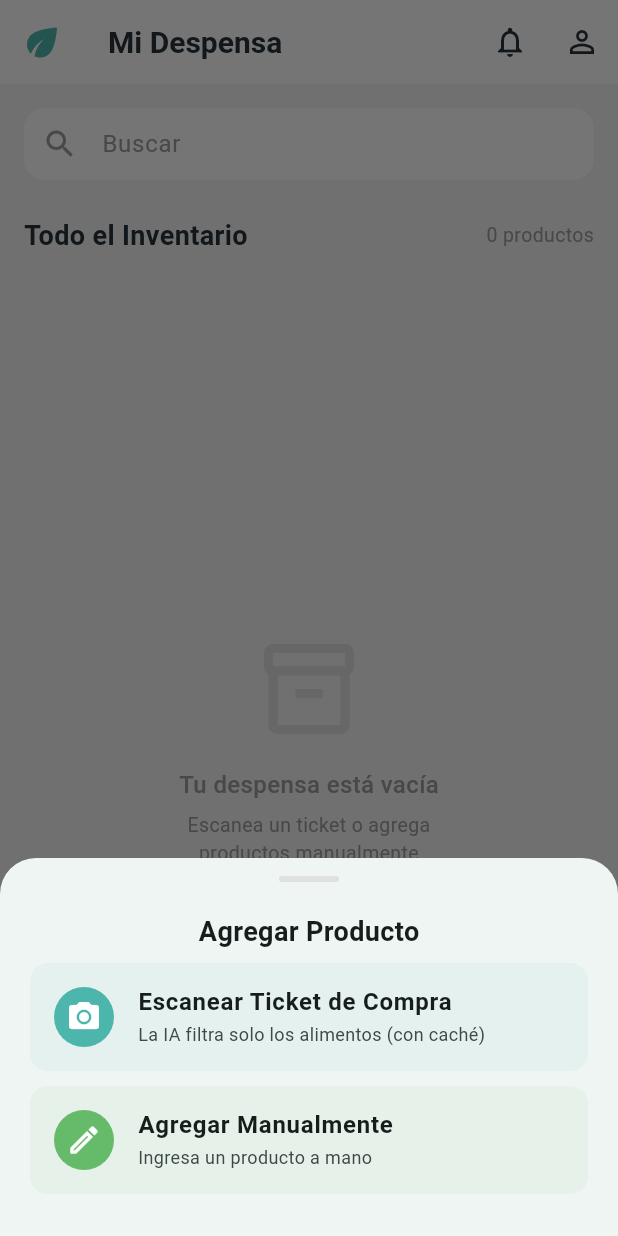
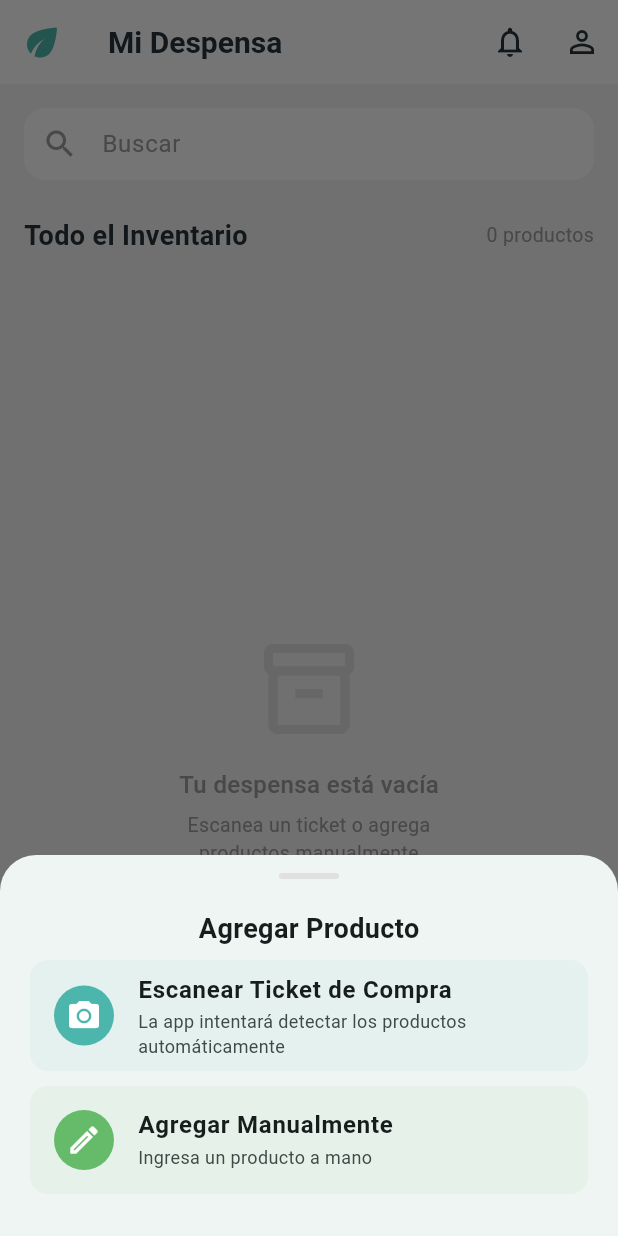
Before and after one commit to BetoBlanks05/freshlife, a Flutter app: the DashboardScreen screen opened directly, after a tap on the "add" icon, on a phone screen of 412 x 824 dp. Run offline on Flutter 3.47's test engine with Material 3 defaults, Android fonts, the phone set to English and light mode, and no system bars; our stand-ins replace cloud_firestore, firebase_auth, firebase_core, google_generative_ai, image_picker; missing offline and left inert: google_mlkit_text_recognition; accounts and stored records are empty.

Commit message:
Correcion de erroes en dashboard

```diff
--- a/lib/screens/dashboard_screen.dart
+++ b/lib/screens/dashboard_screen.dart
@@ -33,14 +33,12 @@ class _DashboardScreenState extends State<DashboardScreen> {
     super.dispose();
   }
 
-  // ══════════════════════════════════════════════════════════════
-  // ESCANEO DE TICKET — flujo completo con revisión
-  // ══════════════════════════════════════════════════════════════
+  // ESCANEO DE TICKET
   Future<void> _scanTicket() async {
     final picker = ImagePicker();
     final image  = await picker.pickImage(
       source: ImageSource.camera,
-      imageQuality: 90,   // mejor calidad → mejor OCR
+      imageQuality: 90,
     );
     if (image == null || !mounted) return;
 
@@ -56,14 +54,14 @@ class _DashboardScreenState extends State<DashboardScreen> {
       if (!mounted) return;
       _hideLoading();
 
-      // ── Sin texto detectado ────────────────────────────────
+      // Sin texto detectado
       if (rawText.trim().isEmpty) {
         _showRawTextDialog('No se detectó texto.\n'
             'Asegúrate de que el ticket esté bien iluminado y enfocado.');
         return;
       }
 
-      // ── Parsear productos ──────────────────────────────────
+      //  Parsear productos
       final rawProducts = TicketParser.parseText(rawText);
 
       if (rawProducts.isEmpty) {
@@ -74,15 +72,15 @@ class _DashboardScreenState extends State<DashboardScreen> {
         return;
       }
 
-      // ── Clasificar con IA + caché ──────────────────────────
+      // Clasificar con IA + caché
       _showLoading(
-          'Clasificando ${rawProducts.length} productos con IA...');
+          'Clasificando ${rawProducts.length} productos...');
       final foodProducts =
           await _aiService.filtrarAlimentosEnLote(rawProducts);
       if (!mounted) return;
       _hideLoading();
 
-      // ── Mostrar diálogo de revisión ────────────────────────
+      // Mostrar diálogo de revisión
       await _showReviewDialog(rawProducts, foodProducts);
     } catch (e) {
       if (mounted) {
@@ -95,7 +93,7 @@ class _DashboardScreenState extends State<DashboardScreen> {
     }
   }
 
-  // ── Diálogo de revisión con checkboxes ──────────────────────
+  //  Diálogo de revisión con checkboxes
   Future<void> _showReviewDialog(
       List<Product> rawProducts, List<Product> foodProducts) async {
     // Inicializa selección: marcados los que la IA dijo que son comida
@@ -221,7 +219,7 @@ class _DashboardScreenState extends State<DashboardScreen> {
                                 .saveProducts(toSave);
                             if (mounted) {
                               _snack(
-                                  '✅ ${toSave.length} productos guardados',
+                                  '${toSave.length} productos guardados',
                                   _kTeal);
                             }
                           }
@@ -249,7 +247,7 @@ class _DashboardScreenState extends State<DashboardScreen> {
     );
   }
 
-  // ── Muestra texto crudo si el parser falla ───────────────────
+  //  Muestra texto crudo si el parser falla
   void _showRawTextDialog(String content) {
     showDialog(
       context: context,
@@ -355,7 +353,7 @@ class _DashboardScreenState extends State<DashboardScreen> {
               color: _kTeal,
               icon: Icons.camera_alt,
               title: 'Escanear Ticket de Compra',
-              subtitle: 'La IA filtra solo los alimentos (con caché)',
+              subtitle: 'La app intentará detectar los productos automáticamente',
               onTap: () { Navigator.pop(context); _scanTicket(); },
             ),
             const SizedBox(height: 10),
--- a/lib/screens/recipes_screen.dart
+++ b/lib/screens/recipes_screen.dart
@@ -144,7 +144,7 @@ class _RecipesScreenState extends State<RecipesScreen> {
             ),
             const SizedBox(height: 12),
             const Text(
-              'La IA analizará los ingredientes que tienes\n'
+              'Se analizarán los ingredientes que tienes\n'
               'y sugerirá 3 recetas.',
               style: TextStyle(color: Colors.grey, fontSize: 14),
               textAlign: TextAlign.center,
@@ -420,7 +420,7 @@ class _RecipeCardState extends State<_RecipeCard> {
                 children: [
                   // Ingredientes que tienes
                   if (usados.isNotEmpty) ...[
-                    const Text('✅ Ingredientes en tu despensa',
+                    const Text('Ingredientes en tu despensa',
                         style: TextStyle(
                             fontWeight: FontWeight.bold,
                             color: _kTeal,
--- a/lib/services/ai_service.dart
+++ b/lib/services/ai_service.dart
@@ -5,7 +5,7 @@ import '../models/product.dart';
 import 'firestore_service.dart';
 
 class AIService {
-  static const _apiKey = 'API Key de Gemini aquí';
+  static const _apiKey = 'api key aqui';
   final _db = FirestoreService();
 
   static const _modelCandidates = [
```
